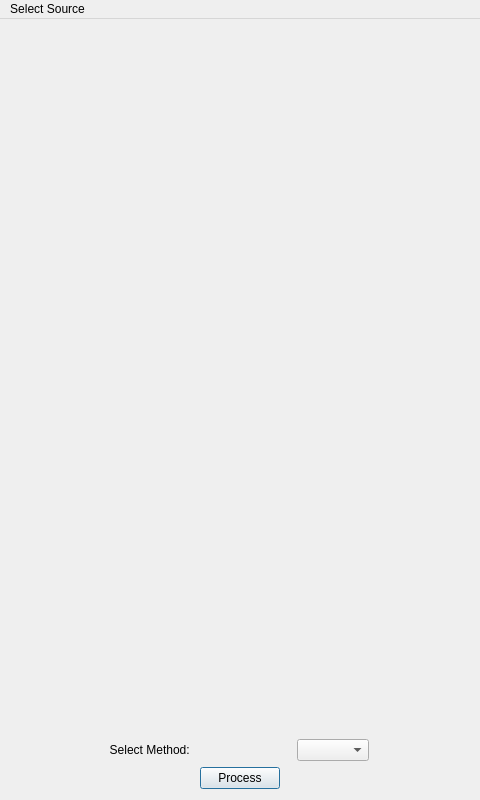
Before: the Qt Designer form AndroidOpencvDemo/mainwindow.ui in xb446909/AndroidOpenDemo, drawn with Qt 5.
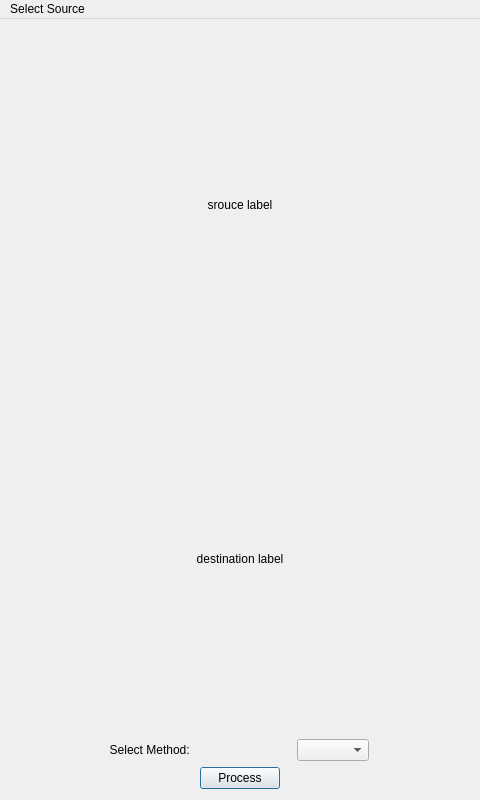
After: the same form once the commit is applied.

What changed in the file:
```diff
--- a/AndroidOpencvDemo/mainwindow.ui
+++ b/AndroidOpencvDemo/mainwindow.ui
@@ -18,7 +18,12 @@
     <item>
      <layout class="QVBoxLayout" name="verticalLayout_2" stretch="1,1,0,0">
       <item>
+       <layout class="QHBoxLayout" name="horizontalLayout_src">
+        <item>
        <widget class="QLabel" name="label_src">
+          <property name="enabled">
+           <bool>true</bool>
+          </property>
         <property name="sizePolicy">
          <sizepolicy hsizetype="Preferred" vsizetype="Expanding">
           <horstretch>0</horstretch>
@@ -26,17 +31,19 @@
          </sizepolicy>
         </property>
         <property name="text">
-         <string/>
+           <string>srouce label</string>
         </property>
         <property name="alignment">
          <set>Qt::AlignCenter</set>
         </property>
        </widget>
       </item>
+       </layout>
+      </item>
       <item>
        <widget class="QLabel" name="label_dst">
         <property name="text">
-         <string/>
+         <string>destination label</string>
         </property>
         <property name="alignment">
          <set>Qt::AlignCenter</set>
```
Lines whose indentation alone changed are shown as unchanged.
